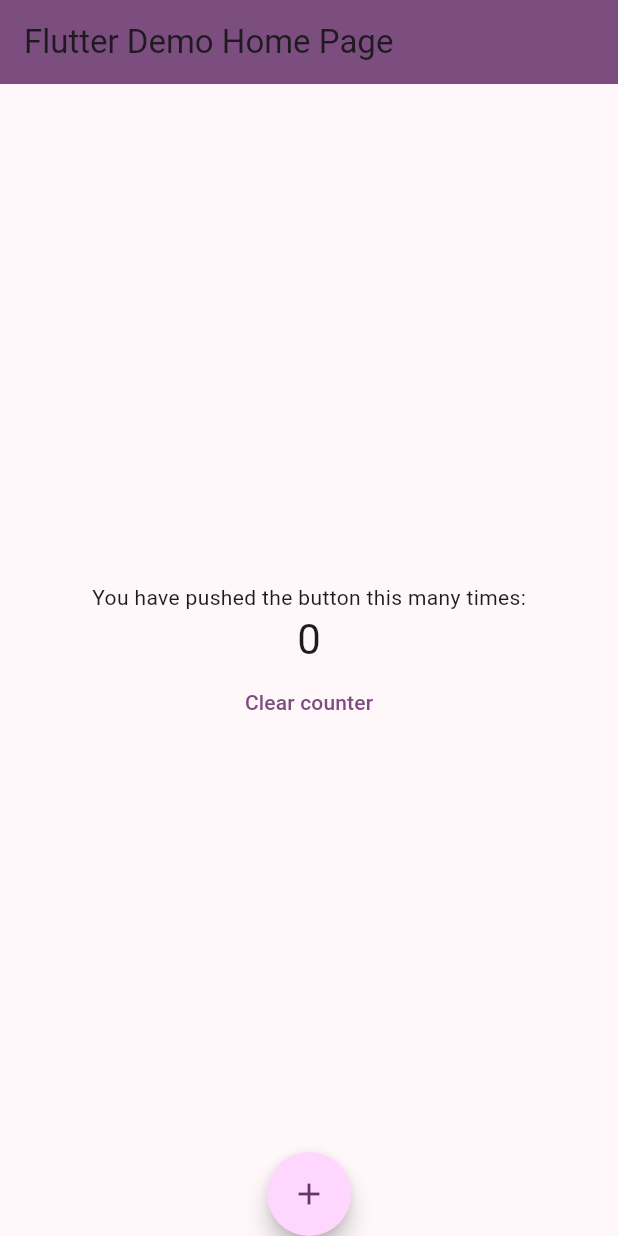
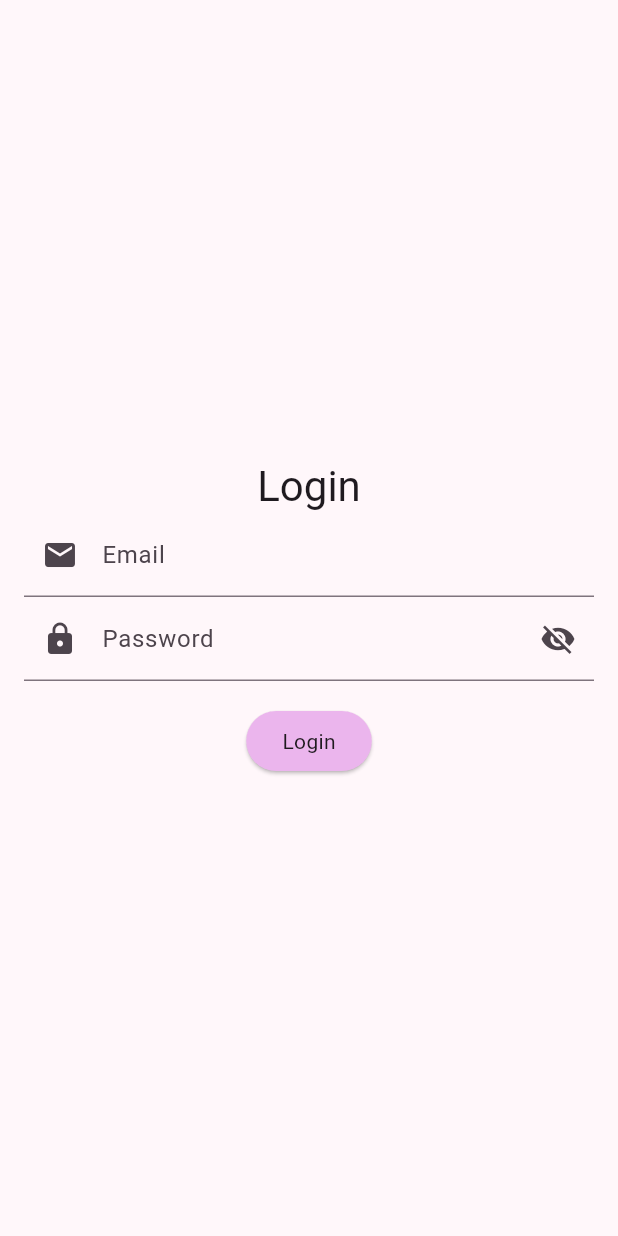
Before and after one commit to arthurterozendi-plank/flutter_firebase_poc, a Flutter app: the screen it shows after launch, on a phone screen of 412 x 824 dp. Run offline on Flutter 3.47's test engine with Material 3 defaults, Android fonts, the phone set to English and light mode, and no system bars.

Commit message:
login page and route generator

```diff
--- a/lib/main.dart
+++ b/lib/main.dart
@@ -1,4 +1,7 @@
 import 'package:flutter/material.dart';
+
+import 'pages/login/login_page.dart';
+import 'route_generator.dart';
 
 void main() {
   runApp(const MyApp());
@@ -16,7 +19,8 @@ class MyApp extends StatelessWidget {
         colorScheme: ColorScheme.fromSeed(seedColor: Colors.purple),
         useMaterial3: true,
       ),
-      home: const MyHomePage(title: 'Flutter Demo Home Page'),
+      initialRoute: LoginPage.routeName,
+      onGenerateRoute: RouteGenerator.generateRoute,
     );
   }
 }
--- /dev/null
+++ b/lib/pages/login/login_page.dart
@@ -0,0 +1,82 @@
+import 'package:flutter/material.dart';
+
+import '../home/home_page.dart';
+
+class LoginPage extends StatefulWidget {
+  static const String routeName = '/login';
+  const LoginPage({super.key});
+
+  @override
+  State<LoginPage> createState() => _LoginPageState();
+}
+
+class _LoginPageState extends State<LoginPage> {
+  String email = '';
+  String password = '';
+  bool showPassword = false;
+
+  @override
+  Widget build(BuildContext context) {
+    return Scaffold(
+      body: loginBody(),
+    );
+  }
+
+  void authenticate() {
+    if (email == 'admin' && password == 'admin') {
+      Navigator.of(context).pushReplacementNamed(HomePage.routeName);
+    } else {
+      showDialog(
+        context: context,
+        builder: (context) => AlertDialog(
+          title: Text('Login Failed'),
+          content: Text('Invalid email or password'),
+        ),
+      );
+    }
+  }
+
+  Widget loginBody() {
+    return Container(
+      padding: const EdgeInsets.all(16.0),
+      child: Center(
+        child: Column(
+          mainAxisAlignment: MainAxisAlignment.center,
+          children: [
+            Text('Login', style: Theme.of(context).textTheme.headlineMedium),
+            inputField('Email', Icons.email, (value) => email = value, false),
+            inputField(
+                'Password', Icons.lock, (value) => password = value, true),
+            const SizedBox(height: 16.0),
+            ElevatedButton(
+                onPressed: () => authenticate(),
+                style: ElevatedButton.styleFrom(
+                  backgroundColor: Theme.of(context).colorScheme.inversePrimary,
+                ),
+                child: Text('Login',
+                    style: Theme.of(context).textTheme.bodyMedium)),
+          ],
+        ),
+      ),
+    );
+  }
+
+  Widget inputField(String label, IconData icon, Function(String) onChanged,
+      bool obscureText) {
+    return TextField(
+      onChanged: onChanged,
+      obscureText: obscureText ? !showPassword : obscureText,
+      decoration: InputDecoration(
+        labelText: label,
+        prefixIcon: Icon(icon),
+        suffixIcon: obscureText
+            ? IconButton(
+                icon: Icon(
+                    showPassword ? Icons.visibility : Icons.visibility_off),
+                onPressed: () => setState(() => showPassword = !showPassword),
+              )
+            : null,
+      ),
+    );
+  }
+}
--- /dev/null
+++ b/lib/route_generator.dart
@@ -0,0 +1,22 @@
+import 'package:flutter/material.dart';
+
+import 'pages/home/home_page.dart';
+import 'pages/login/login_page.dart';
+
+class RouteGenerator {
+  static Route<dynamic> generateRoute(RouteSettings settings) {
+
+    switch (settings.name) {
+      case LoginPage.routeName:
+        return MaterialPageRoute(builder: (context) => const LoginPage());
+      case HomePage.routeName:
+        return MaterialPageRoute(builder: (context) => const HomePage());
+      default:
+        return _errorRoute();
+    }
+  }
+
+  static Route<dynamic> _errorRoute() {
+    return MaterialPageRoute(builder: (context) => const Scaffold(body: Center(child: Text('Error'))));
+  }
+}
```
Also changed, not shown: lib/pages/home/home_page.dart (added, +23 -0 lines).
